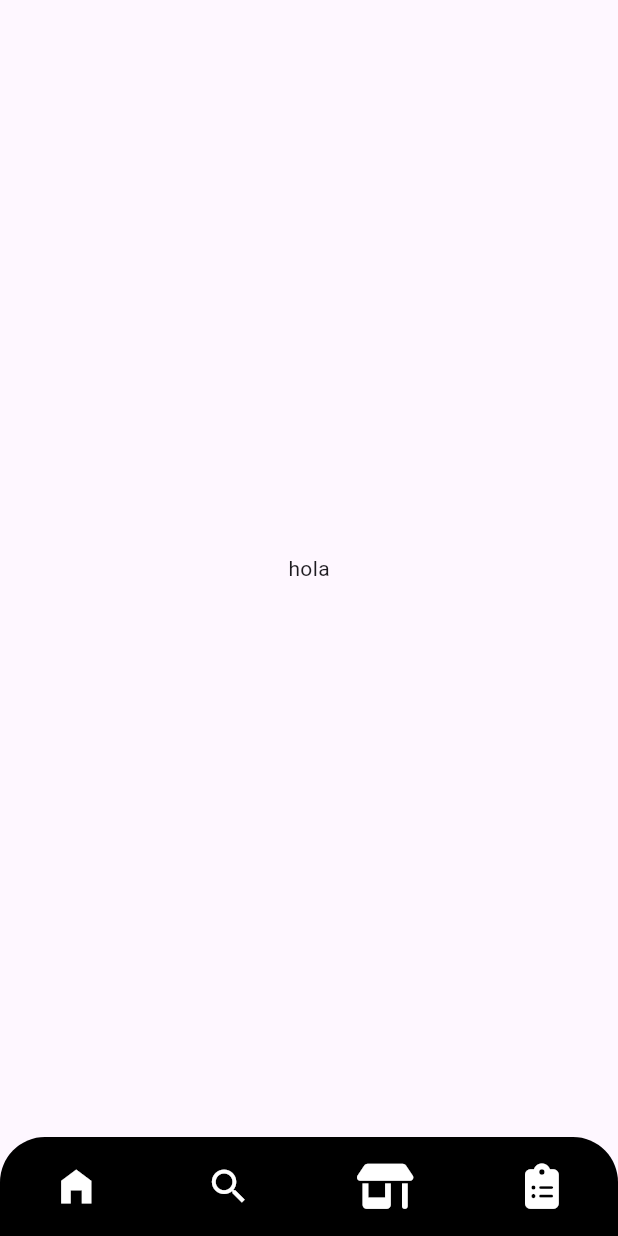
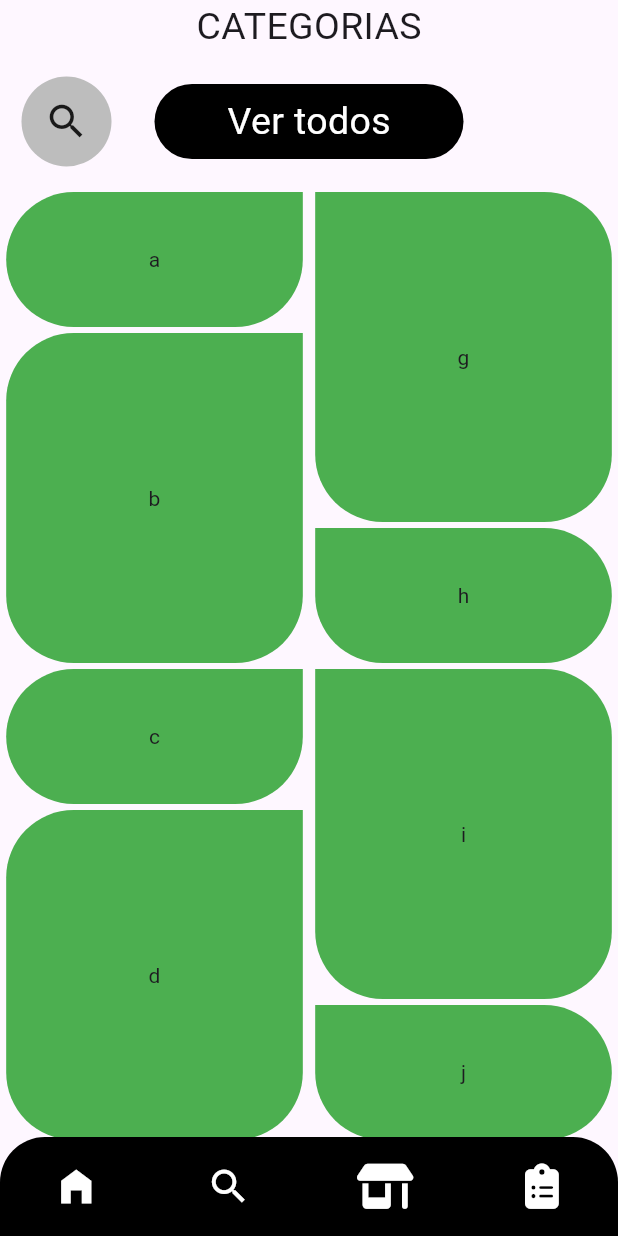
Before and after one commit to Victor78970513/ecommerce-inventary, a Flutter app: the screen it shows after launch, on a phone screen of 412 x 824 dp. Run offline on Flutter 3.47's test engine with Material 3 defaults, Android fonts, the phone set to English and light mode, and no system bars; our stand-ins replace cloud_firestore, firebase_core, flutter_bloc, font_awesome_flutter; accounts and stored records are empty.

Commit message:
categories board has been finished

```diff
--- a/lib/main.dart
+++ b/lib/main.dart
@@ -3,7 +3,7 @@ import 'package:flutter/material.dart';
 import 'package:flutter_bloc/flutter_bloc.dart';
 import 'package:yosyelan_inventary/firebase_options.dart';
 import 'package:yosyelan_inventary/presentation/home/bloc/home_bloc_bloc.dart';
-import 'package:yosyelan_inventary/presentation/home/screen/home_screen.dart';
+import 'package:yosyelan_inventary/presentation/home/screens/home_screen.dart';
 
 void main() async {
   WidgetsFlutterBinding.ensureInitialized();
--- a/lib/presentation/home/screen/home_screen.dart
+++ /dev/null
@@ -1,44 +0,0 @@
-import 'package:flutter/material.dart';
-import 'package:flutter_bloc/flutter_bloc.dart';
-import 'package:yosyelan_inventary/presentation/home/bloc/home_bloc_bloc.dart';
-import 'package:yosyelan_inventary/presentation/home/widgets/custom_navigationbar.dart';
-
-class HomeScreen extends StatelessWidget {
-  HomeScreen({super.key});
-
-  final PageController _pageController = PageController();
-
-  @override
-  Widget build(BuildContext context) {
-    final homeBloc = context.watch<HomeBloc>();
-    return Scaffold(
-      body: Column(
-        children: [
-          Expanded(
-            child: PageView(
-              onPageChanged: (page) {
-                print("estamos en $page");
-                homeBloc.add(HomeChangeScreenEvent(index: page));
-              },
-              controller: _pageController,
-              children: const [
-                Center(child: Text("hola")),
-                Center(child: Text("hola2")),
-                Center(child: Text("hola3")),
-                Center(child: Text("hola4")),
-              ],
-            ),
-          ),
-          CustomNavigationBar(
-            onIndexSelected: (int value) {
-              homeBloc.add(HomeChangeScreenEvent(index: value));
-              _pageController.animateToPage(value,
-                  duration: const Duration(milliseconds: 300),
-                  curve: Curves.linear);
-            },
-          ),
-        ],
-      ),
-    );
-  }
-}
--- /dev/null
+++ b/lib/presentation/home/screens/home_screen.dart
@@ -0,0 +1,48 @@
+import 'package:flutter/material.dart';
+import 'package:flutter_bloc/flutter_bloc.dart';
+import 'package:yosyelan_inventary/presentation/home/bloc/home_bloc_bloc.dart';
+import 'package:yosyelan_inventary/presentation/home/widgets/custom_navigationbar.dart';
+import 'package:yosyelan_inventary/presentation/products/screens/categorys_screen.dart';
+
+class HomeScreen extends StatelessWidget {
+  HomeScreen({super.key});
+
+  final PageController _pageController = PageController();
+
+  @override
+  Widget build(BuildContext context) {
+    final homeBloc = context.watch<HomeBloc>();
+    return Scaffold(
+      body: Stack(
+        children: [
+          PageView(
+            onPageChanged: (page) {
+              print("estamos en $page");
+              homeBloc.add(HomeChangeScreenEvent(index: page));
+            },
+            controller: _pageController,
+            children: const [
+              CategorysScreen(),
+              Center(child: Text("hola2")),
+              Center(child: Text("hola3")),
+              Center(child: Text("hola4")),
+            ],
+          ),
+          Positioned(
+            bottom: 0,
+            child: CustomNavigationBar(
+              onIndexSelected: (int value) {
+                homeBloc.add(HomeChangeScreenEvent(index: value));
+                _pageController.animateToPage(
+                  value,
+                  duration: const Duration(milliseconds: 300),
+                  curve: Curves.linear,
+                );
+              },
+            ),
+          ),
+        ],
+      ),
+    );
+  }
+}
--- /dev/null
+++ b/lib/presentation/products/screens/categorys_screen.dart
@@ -0,0 +1,54 @@
+import 'package:flutter/material.dart';
+import 'package:yosyelan_inventary/presentation/products/widgets/categories_board.dart';
+
+class CategorysScreen extends StatelessWidget {
+  const CategorysScreen({super.key});
+
+  @override
+  Widget build(BuildContext context) {
+    final size = MediaQuery.of(context).size;
+    return Scaffold(
+      body: SafeArea(
+        child: Center(
+            child: Column(
+          children: [
+            const Center(
+                child: Text("CATEGORIAS", style: TextStyle(fontSize: 25))),
+            const SizedBox(height: 15),
+            Row(
+              mainAxisAlignment: MainAxisAlignment.spaceAround,
+              children: [
+                Container(
+                  height: 60,
+                  width: 60,
+                  decoration: BoxDecoration(
+                    shape: BoxShape.circle,
+                    color: Colors.grey[400],
+                  ),
+                  child: const Icon(Icons.search_outlined, size: 30),
+                ),
+                Container(
+                  height: 50,
+                  width: size.width * 0.5,
+                  decoration: BoxDecoration(
+                    color: Colors.black,
+                    borderRadius: BorderRadius.circular(30),
+                  ),
+                  child: const Center(
+                    child: Text(
+                      "Ver todos",
+                      style: TextStyle(color: Colors.white, fontSize: 25),
+                    ),
+                  ),
+                ),
+                const SizedBox(height: 60, width: 60)
+              ],
+            ),
+            const SizedBox(height: 15),
+            const Expanded(child: CategoriesBoardWidget())
+          ],
+        )),
+      ),
+    );
+  }
+}
--- /dev/null
+++ b/lib/presentation/products/widgets/categories_board.dart
@@ -0,0 +1,94 @@
+import 'package:flutter/material.dart';
+
+const i = 11;
+const List<String> names = [
+  "a",
+  "b",
+  "c",
+  "d",
+  "e",
+  "f",
+  "g",
+  "h",
+  "i",
+  "j",
+  "k"
+];
+
+class CategoriesBoardWidget extends StatelessWidget {
+  const CategoriesBoardWidget({super.key});
+
+  @override
+  Widget build(BuildContext context) {
+    final size = MediaQuery.of(context).size;
+    return SingleChildScrollView(
+      child: Column(
+        children: [
+          Row(
+            crossAxisAlignment: CrossAxisAlignment.start,
+            mainAxisAlignment: MainAxisAlignment.spaceAround,
+            children: [
+              CustomCategoryColumnCard(
+                isleft: true,
+                itemCount: i ~/ 2 + 1,
+                categories: names.sublist(0, (i ~/ 2 + 1)),
+              ),
+              CustomCategoryColumnCard(
+                isleft: false,
+                itemCount: i ~/ 2,
+                categories: names.sublist((i ~/ 2 + 1), names.length),
+              ),
+            ],
+          ),
+          SizedBox(
+            height: size.height * 0.1,
+          )
+        ],
+      ),
+    );
+  }
+}
+
+class CustomCategoryColumnCard extends StatelessWidget {
+  final bool isleft;
+  final int itemCount;
+  final List<String> categories;
+
+  const CustomCategoryColumnCard({
+    super.key,
+    required this.isleft,
+    required this.itemCount,
+    required this.categories,
+  });
+  @override
+  Widget build(BuildContext context) {
+    final size = MediaQuery.of(context).size;
+    return Column(
+        children: List.generate(
+      itemCount,
+      (index) {
+        return Container(
+          height: isleft
+              ? index.isEven
+                  ? 90
+                  : 220
+              : index.isEven
+                  ? 220
+                  : 90,
+          width: size.width * 0.48,
+          margin: const EdgeInsets.symmetric(vertical: 2),
+          decoration: BoxDecoration(
+            color: Colors.green,
+            borderRadius: BorderRadius.only(
+              topLeft: Radius.circular(isleft ? 45 : 0),
+              topRight: Radius.circular(isleft ? 0 : 45),
+              bottomLeft: const Radius.circular(45),
+              bottomRight: const Radius.circular(45),
+            ),
+          ),
+          child: Center(child: Text(categories[index])),
+        );
+      },
+    ));
+  }
+}
```
